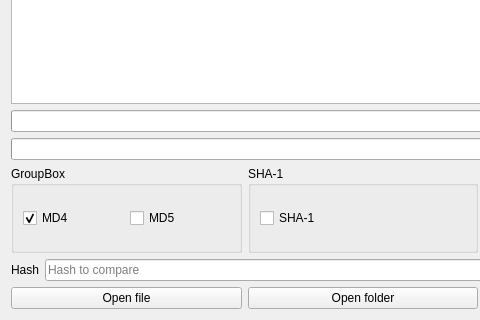
First picture: the form in widget.ui, repository Qt-Widgets/hash-calculator, before the edit; both pictures show x 0 to 480 and y 301 to 621 of the 962 by 621 pixel window.
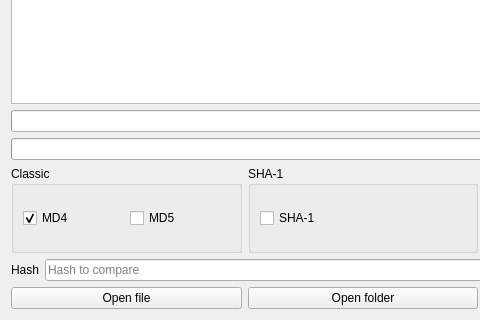
Second picture: the form after the edit.

What changed in the file:
```diff
--- a/widget.ui
+++ b/widget.ui
@@ -61,7 +61,7 @@
      <item>
       <widget class="QGroupBox" name="groupBox_md4_5">
        <property name="title">
-        <string>GroupBox</string>
+        <string>Classic</string>
        </property>
        <layout class="QGridLayout" name="gridLayout_4">
         <item row="0" column="0">
```
Left out of the diff: 2 changed lines with no effect on the pictures.
